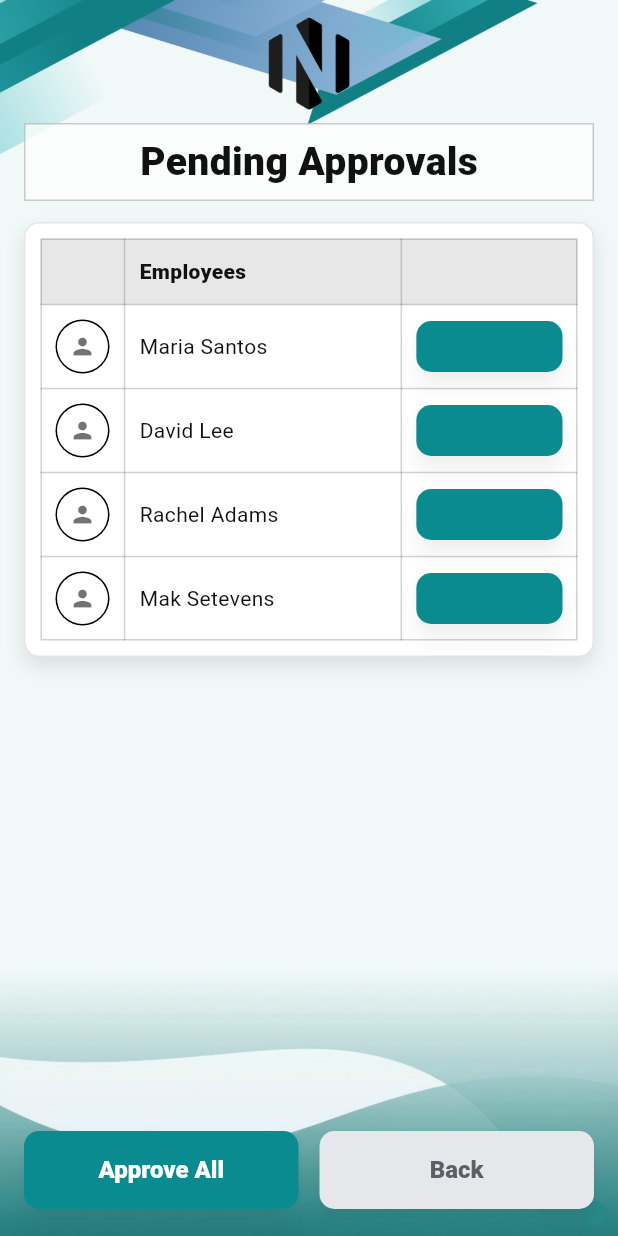
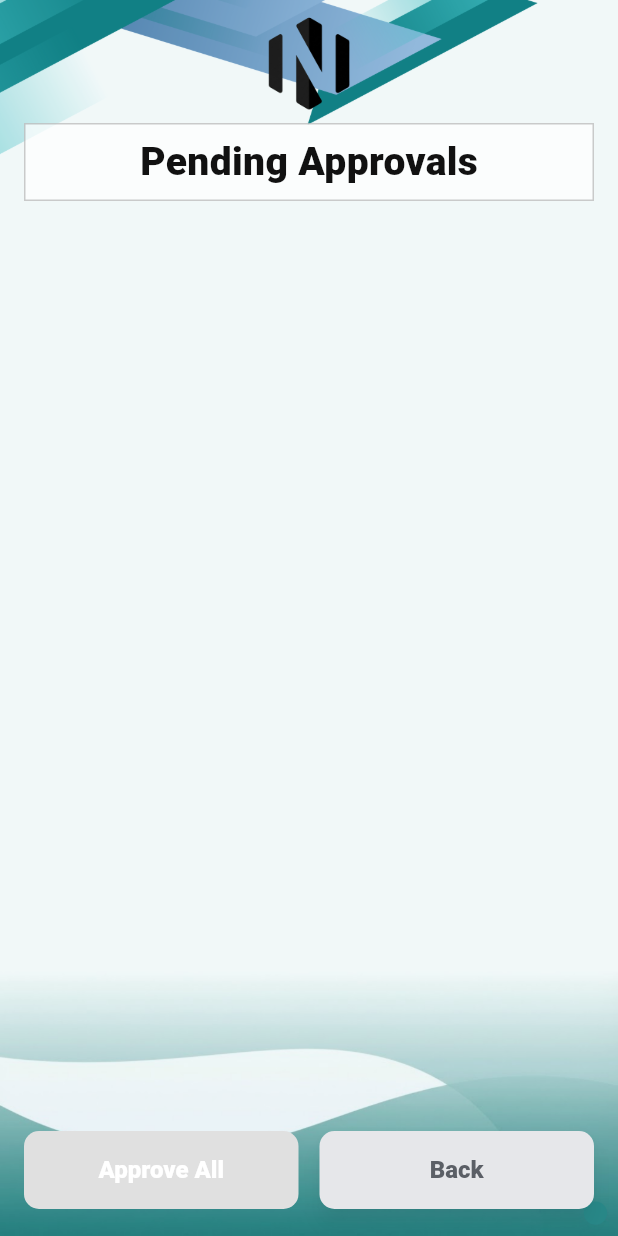
Before and after one commit to smiggy10/nutech_app_backup, a Flutter app: the AdminPendingApprovalsScreen screen opened directly, on a phone screen of 412 x 824 dp. Run offline on Flutter 3.47's test engine with Material 3 defaults, Android fonts, the light colour scheme and no system bars; our stand-ins replace device_preview, image_cropper, image_picker, table_calendar.

Commit message:
Overview hover

```diff
--- a/nutech_app/lib/screens/admin/reports/overview/admin_pending_approvals_screen.dart
+++ b/nutech_app/lib/screens/admin/reports/overview/admin_pending_approvals_screen.dart
@@ -2,20 +2,29 @@ import 'package:flutter/material.dart';
 import 'package:nutech_app/theme/app_theme.dart';
 import 'package:nutech_app/widgets/nutech_background.dart';
 
-class AdminPendingApprovalsScreen extends StatelessWidget {
+class AdminPendingApprovalsScreen extends StatefulWidget {
   const AdminPendingApprovalsScreen({super.key});
 
   static const route = '/admin/pending-approvals';
 
   @override
+  State<AdminPendingApprovalsScreen> createState() => _AdminPendingApprovalsScreenState();
+}
+
+class _AdminPendingApprovalsScreenState extends State<AdminPendingApprovalsScreen> {
+  // This list remains empty. No hardcoded "Maria Santos" or placeholders.
+  List<Map<String, dynamic>> _pendingEmployees = [];
+  bool _isLoading = false;
+
+  @override
+  void initState() {
+    super.initState();
+    // Your fetch logic will go here.
+    // Until it's called, _pendingEmployees remains [], and the UI shows nothing.
+  }
+
+  @override
   Widget build(BuildContext context) {
-    final employees = const [
-      'Maria Santos',
-      'David Lee',
-      'Rachel Adams',
-      'Mak Setevens',
-    ];
-
     return Scaffold(
       body: NutechBackground(
         bottomAsset: 'assets/images/ui/bottombackground2.png',
@@ -53,47 +62,107 @@ class AdminPendingApprovalsScreen extends StatelessWidget {
 
                       const SizedBox(height: 14),
 
-                      // Table
-                      _TableCard(
-                        child: Table(
-                          defaultVerticalAlignment: TableCellVerticalAlignment.middle,
-                          border: TableBorder.all(
-                            color: Colors.black.withOpacity(0.18),
-                            width: 1,
-                          ),
-                          columnWidths: const {
-                            0: FixedColumnWidth(56), // avatar
-                            1: FlexColumnWidth(2.2), // name
-                            2: FlexColumnWidth(1.4), // button
-                          },
-                          children: [
-                            // Header row
-                            const TableRow(
-                              decoration: BoxDecoration(color: Color(0xFFE7E7E7)),
-                              children: [
-                                SizedBox(height: 44), // blank header cell
-                                Padding(
-                                  padding: EdgeInsets.symmetric(vertical: 10, horizontal: 10),
-                                  child: Text(
-                                    'Employees',
-                                    style: TextStyle(fontWeight: FontWeight.w900),
-                                  ),
-                                ),
-                                SizedBox(height: 44), // blank header cell
-                              ],
-                            ),
-
-                            for (final name in employees) _row(name, () {}),
-                          ],
-                        ),
-                      ),
+                      // DATA CONTAINER
+                      // If there is no data, this renders as an empty space (nothing).
+                      _buildDataTable(),
                     ],
                   ),
                 ),
               ),
 
-              // Bottom buttons
-              Padding(
+              // Bottom Action Buttons
+              _buildBottomButtons(),
+            ],
+          ),
+        ),
+      ),
+    );
+  }
+
+  // This function now returns NOTHING if there is no data.
+  Widget _buildDataTable() {
+    if (_pendingEmployees.isEmpty) {
+      return const SizedBox.shrink(); // This ensures the container and names don't show at all.
+    }
+
+    return _TableCard(
+      child: Column(
+        crossAxisAlignment: CrossAxisAlignment.start,
+        children: [
+          const Padding(
+            padding: EdgeInsets.fromLTRB(16, 16, 16, 8),
+            child: Text(
+              'Employees',
+              style: TextStyle(fontWeight: FontWeight.w900, fontSize: 16),
+            ),
+          ),
+          ListView.separated(
+            shrinkWrap: true,
+            physics: const NeverScrollableScrollPhysics(),
+            itemCount: _pendingEmployees.length,
+            separatorBuilder: (context, index) => Divider(
+              color: Colors.black.withOpacity(0.05),
+              indent: 16,
+              endIndent: 16,
+            ),
+            itemBuilder: (context, index) {
+              final employee = _pendingEmployees[index];
+              return _employeeRow(
+                employee['name'] ?? '',
+                employee['photoUrl'],
+                () => _handleApprove(employee['id']),
+              );
+            },
+          ),
+          const SizedBox(height: 10),
+        ],
+      ),
+    );
+  }
+
+  Widget _employeeRow(String name, String? photoUrl, VoidCallback onApprove) {
+    return Padding(
+      padding: const EdgeInsets.symmetric(horizontal: 16, vertical: 8),
+      child: Row(
+        children: [
+          CircleAvatar(
+            radius: 20,
+            backgroundColor: const Color(0xFFE0E0E0),
+            backgroundImage: photoUrl != null ? NetworkImage(photoUrl) : null,
+            child: photoUrl == null
+              ? Icon(Icons.person, color: Colors.black.withOpacity(0.3))
+              : null,
+          ),
+          const SizedBox(width: 12),
+          Expanded(
+            child: Text(
+              name,
+              style: const TextStyle(fontWeight: FontWeight.w600, fontSize: 15),
+            ),
+          ),
+          SizedBox(
+            height: 34,
+            width: 90,
+            child: ElevatedButton(
+              onPressed: onApprove,
+              style: ElevatedButton.styleFrom(
+                backgroundColor: AppTheme.teal,
+                padding: EdgeInsets.zero,
+                shape: const StadiumBorder(),
+              ),
+              child: const Text(
+                'Approve',
+                style: TextStyle(color: Colors.white, fontWeight: FontWeight.bold),
+              ),
+            ),
+          ),
+        ],
+      ),
+    );
+  }
+
+  Widget _buildBottomButtons() {
+    return Padding(
       padding: const EdgeInsets.fromLTRB(16, 0, 16, 18),
       child: Row(
         children: [
@@ -101,23 +170,17 @@ class AdminPendingApprovalsScreen extends StatelessWidget {
             child: SizedBox(
               height: 52,
               child: ElevatedButton(
-                          onPressed: () {
-                            // frontend-only placeholder
-                            ScaffoldMessenger.of(context).showSnackBar(
-                              const SnackBar(content: Text('Approved all (UI only)')),
-                            );
+                onPressed: _pendingEmployees.isEmpty ? null : () {
+                  // Approve All logic
                 },
                 style: ElevatedButton.styleFrom(
                   backgroundColor: AppTheme.teal,
-                            foregroundColor: Colors.white,
-                            elevation: 8,
-                            shape: RoundedRectangleBorder(
-                              borderRadius: BorderRadius.circular(10),
-                            ),
+                  disabledBackgroundColor: Colors.grey.shade300,
+                  shape: RoundedRectangleBorder(borderRadius: BorderRadius.circular(10)),
                 ),
                 child: const Text(
                   'Approve All',
-                            style: TextStyle(fontWeight: FontWeight.w900, fontSize: 16),
+                  style: TextStyle(color: Colors.white, fontWeight: FontWeight.w900, fontSize: 16),
                 ),
               ),
             ),
@@ -130,77 +193,22 @@ class AdminPendingApprovalsScreen extends StatelessWidget {
                 onPressed: () => Navigator.pop(context),
                 style: ElevatedButton.styleFrom(
                   backgroundColor: const Color(0xFFE6E7EA),
-                            foregroundColor: const Color(0xFF5B5F66),
-                            elevation: 4,
-                            shape: RoundedRectangleBorder(
-                              borderRadius: BorderRadius.circular(10),
-                            ),
+                  shape: RoundedRectangleBorder(borderRadius: BorderRadius.circular(10)),
                 ),
                 child: const Text(
                   'Back',
-                            style: TextStyle(fontWeight: FontWeight.w900, fontSize: 16),
+                  style: TextStyle(color: Color(0xFF5B5F66), fontWeight: FontWeight.w900, fontSize: 16),
                 ),
               ),
             ),
           ),
         ],
       ),
-              ),
-            ],
-          ),
-        ),
-      ),
     );
   }
 
-  static TableRow _row(String name, VoidCallback onApprove) {
-    return TableRow(
-      children: [
-        Padding(
-          padding: const EdgeInsets.symmetric(vertical: 10),
-          child: Center(
-            child: CircleAvatar(
-              radius: 18,
-              backgroundColor: Colors.black,
-              child: CircleAvatar(
-                radius: 17,
-                backgroundColor: Colors.white,
-                child: Icon(Icons.person, color: Colors.black.withOpacity(0.55), size: 18),
-              ),
-            ),
-          ),
-        ),
-        Padding(
-          padding: const EdgeInsets.symmetric(vertical: 12, horizontal: 10),
-          child: Text(name),
-        ),
-        Padding(
-          padding: const EdgeInsets.symmetric(vertical: 10, horizontal: 10),
-          child: Align(
-            alignment: Alignment.centerRight,
-            child: SizedBox(
-              height: 34,
-              width: 110,
-              child: ElevatedButton(
-                onPressed: onApprove,
-                style: ElevatedButton.styleFrom(
-                  backgroundColor: AppTheme.teal,
-                  foregroundColor: Colors.white,
-                  elevation: 6,
-                  shape: RoundedRectangleBorder(
-                    borderRadius: BorderRadius.circular(10),
-                  ),
-                ),
-                child: const Text(
-                  'Approve',
-                  style: TextStyle(fontWeight: FontWeight.w900),
-                ),
-              ),
-            ),
-          ),
-        ),
-      ],
-    );
+  void _handleApprove(String id) {
+    // Logic for Airtable
   }
 }
 
@@ -211,20 +219,21 @@ class _TableCard extends StatelessWidget {
   @override
   Widget build(BuildContext context) {
     return Container(
-      padding: const EdgeInsets.all(10),
       decoration: BoxDecoration(
         color: Colors.white,
-        borderRadius: BorderRadius.circular(10),
-        border: Border.all(color: Colors.black.withOpacity(0.10)),
+        borderRadius: BorderRadius.circular(12),
         boxShadow: [
           BoxShadow(
-            color: Colors.black.withOpacity(0.10),
+            color: Colors.black.withOpacity(0.06),
             blurRadius: 10,
-            offset: const Offset(0, 6),
+            offset: const Offset(0, 4),
           ),
         ],
       ),
+      child: ClipRRect(
+        borderRadius: BorderRadius.circular(12),
         child: child,
+      ),
     );
   }
 }
```
Also changed, not shown: nutech_app/lib/screens/admin/pages/admin_overview_page.dart (+35 -35 lines). Lines whose indentation alone changed are shown as unchanged.
